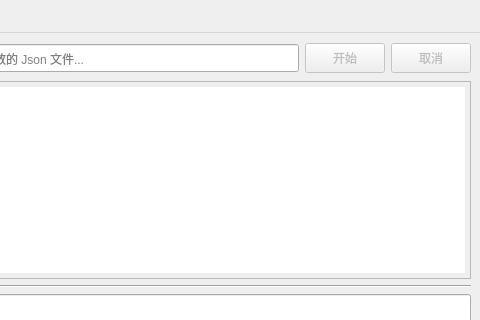
Before: the Qt Designer form assets/ui/main.ui in zzzmfps/AutoSubmit, drawn with Qt 5; both pictures show x 273 to 753 and y 0 to 320 of the 753 by 736 pixel window.
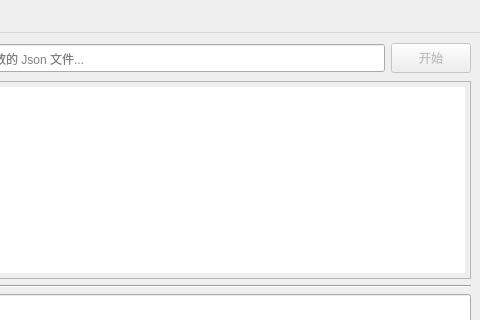
After: the same form once the commit is applied.

Commit message: new: complete GUI with full function as beta

```diff
--- a/assets/ui/main.ui
+++ b/assets/ui/main.ui
@@ -138,37 +138,6 @@
         </property>
        </widget>
       </item>
-      <item>
-       <widget class="QPushButton" name="btn_cancel">
-        <property name="enabled">
-         <bool>false</bool>
-        </property>
-        <property name="sizePolicy">
-         <sizepolicy hsizetype="Fixed" vsizetype="Fixed">
-          <horstretch>0</horstretch>
-          <verstretch>0</verstretch>
-         </sizepolicy>
-        </property>
-        <property name="minimumSize">
-         <size>
-          <width>80</width>
-          <height>0</height>
-         </size>
-        </property>
-        <property name="maximumSize">
-         <size>
-          <width>16777215</width>
-          <height>16777215</height>
-         </size>
-        </property>
-        <property name="text">
-         <string>取消</string>
-        </property>
-        <property name="checkable">
-         <bool>false</bool>
-        </property>
-       </widget>
-      </item>
      </layout>
     </item>
     <item>
```
Left out of the diff: 3 changed lines with no effect on the pictures. The commit also changes 4 other files.
